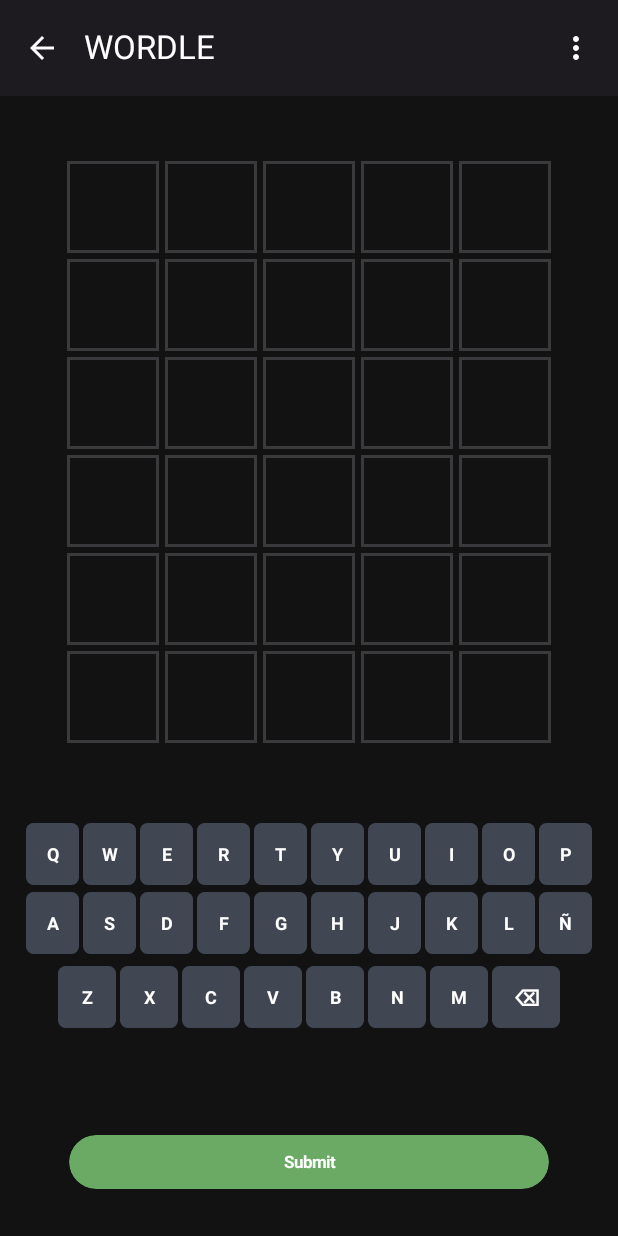
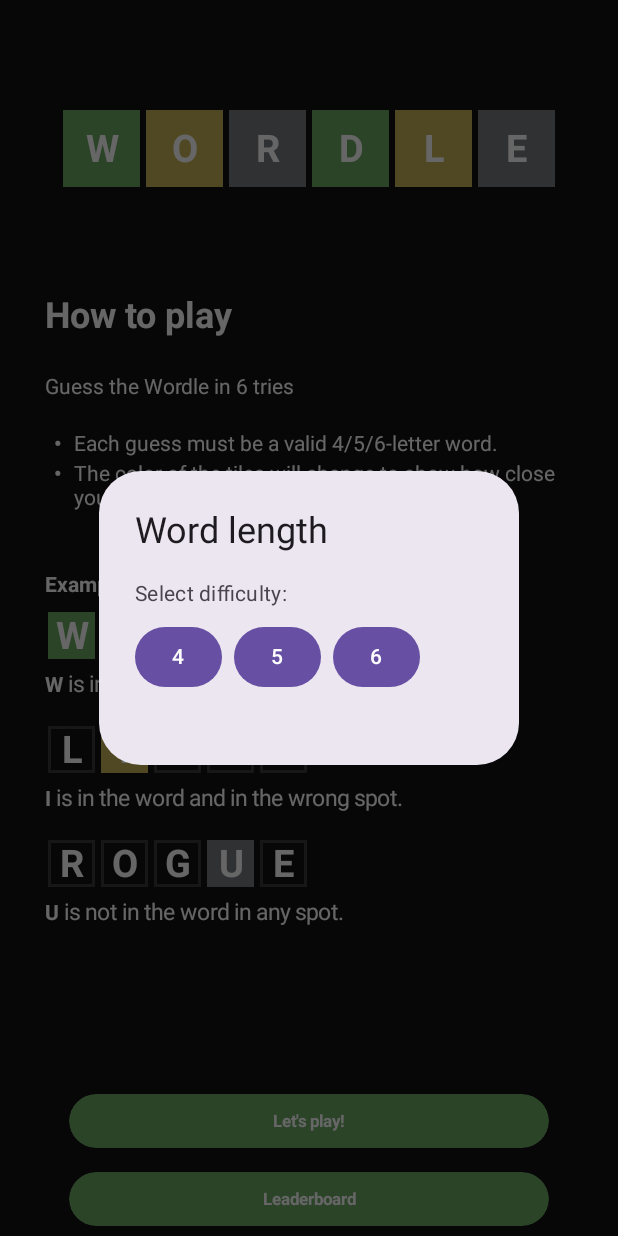
Before and after one commit to Ana3Lu/Wordle, an Android app built with Jetpack Compose: the screen it shows after launch (MainActivity), after a tap on "Let's play!", on a phone screen of 412 x 824 dp. Run offline under Robolectric (Android 15) with nearby library versions, the phone set to English and light mode, and no system bars; our stand-ins replace Room's generated code.

Commit message:
Agrega niveles de dificultad y arregla puntajes

```diff
--- a/app/src/main/java/com/unisabana/wordle/data/fakeDataSource.kt
+++ b/app/src/main/java/com/unisabana/wordle/data/fakeDataSource.kt
@@ -1,6 +1,22 @@
 package com.unisabana.wordle.data
 
-val words = listOf<String>(
+enum class WordLength(val size: Int, val words: List<String>) {
+    FOUR(
+        4, listOf(
+            "BLUE",
+            "DESK",
+            "FISH",
+            "FOUR",
+            "GOLD",
+            "LAMP",
+            "MILK",
+            "PINK",
+            "ROAD",
+            "TREE"
+        )
+    ),
+    FIVE(
+        5, listOf(
             "APPLE",
             "BEACH",
             "BRAIN",
@@ -12,7 +28,21 @@ val words = listOf<String>(
             "SMILE",
             "TABLE"
         )
+    ),
+    SIX(
+        6, listOf(
+            "ORANGE",
+            "JACKET",
+            "SILVER",
+            "WONDER",
+            "MARKET",
+            "FROZEN",
+            "BOTTLE",
+            "HAMMER",
+            "PENCIL",
+            "SUMMER"
+        )
+    );
 
-fun getRandomWord(): String {
-    return words.random()
+    fun getRandomWord(): String = words.random()
 }
--- a/app/src/main/java/com/unisabana/wordle/presentation/components/Cell.kt
+++ b/app/src/main/java/com/unisabana/wordle/presentation/components/Cell.kt
@@ -96,13 +96,13 @@ fun Grid(
     attempts: List<String>,
     currentWord: String,
     size: Int,
-    maxAttempts: Int = 6
+    maxAttempts: Int
 ) {
     Column {
         // Show previous attempts
         attempts.forEach { attempt ->
             RowCells(
-                str = attempt.padEnd(5, ' '),
+                str = attempt.padEnd(solution.length, ' '),
                 wordTarget = solution,
                 size = size
             )
@@ -111,7 +111,7 @@ fun Grid(
         // Show current attempt
         if (attempts.size < maxAttempts) {
             RowCells(
-                str = currentWord.padEnd(5, ' '),
+                str = currentWord.padEnd(solution.length, ' '),
                 size = size
             )
         }
@@ -119,7 +119,7 @@ fun Grid(
         // Fill empty spaces
         val remainingAttempts = maxAttempts - attempts.size - 1
         for (i in 0 until remainingAttempts) {
-            RowCells(" ".repeat(5), size = size)
+            RowCells(" ".repeat(solution.length), size = size)
         }
     }
 }
--- a/app/src/main/java/com/unisabana/wordle/presentation/navigation/AppNavigator.kt
+++ b/app/src/main/java/com/unisabana/wordle/presentation/navigation/AppNavigator.kt
@@ -3,11 +3,11 @@ package com.unisabana.wordle.presentation.navigation
 import androidx.compose.runtime.Composable
 import androidx.compose.runtime.remember
 import androidx.compose.ui.platform.LocalContext
-import androidx.lifecycle.viewmodel.compose.viewModel
 import androidx.navigation.compose.NavHost
 import androidx.navigation.compose.composable
 import androidx.navigation.compose.rememberNavController
 import com.unisabana.wordle.data.ScoreRepository
+import com.unisabana.wordle.data.WordLength
 import com.unisabana.wordle.data.WordleDatabase
 import com.unisabana.wordle.presentation.screens.game.GameScreen
 import com.unisabana.wordle.presentation.screens.HomeScreen
@@ -28,7 +28,10 @@ fun AppNavigator() {
     NavHost(navController = navController, startDestination = HomeDestination) {
         composable<HomeDestination> {
             HomeScreen(
-                onPlay = { navController.navigate(GameDestination) },
+                onPlay = { length: WordLength ->
+                    viewModel.setDifficulty(length)
+                    navController.navigate(GameDestination)
+                },
                 onLeaderboard = { navController.navigate(ScoreDestination) }
             )
         }
--- a/app/src/main/java/com/unisabana/wordle/presentation/screens/HomeScreen.kt
+++ b/app/src/main/java/com/unisabana/wordle/presentation/screens/HomeScreen.kt
@@ -9,11 +9,18 @@ import androidx.compose.foundation.layout.fillMaxSize
 import androidx.compose.foundation.layout.fillMaxWidth
 import androidx.compose.foundation.layout.height
 import androidx.compose.foundation.layout.padding
+import androidx.compose.foundation.layout.width
 import androidx.compose.foundation.lazy.LazyColumn
 import androidx.compose.foundation.lazy.items
+import androidx.compose.material3.AlertDialog
+import androidx.compose.material3.Button
 import androidx.compose.material3.Scaffold
 import androidx.compose.material3.Text
 import androidx.compose.runtime.Composable
+import androidx.compose.runtime.getValue
+import androidx.compose.runtime.mutableStateOf
+import androidx.compose.runtime.remember
+import androidx.compose.runtime.setValue
 import androidx.compose.ui.Alignment
 import androidx.compose.ui.Modifier
 import androidx.compose.ui.graphics.Color
@@ -25,17 +32,20 @@ import androidx.compose.ui.text.withStyle
 import androidx.compose.ui.tooling.preview.Preview
 import androidx.compose.ui.unit.dp
 import androidx.compose.ui.unit.sp
+import com.unisabana.wordle.data.WordLength
 import com.unisabana.wordle.presentation.components.AppButton
 import com.unisabana.wordle.presentation.components.CellType
 import com.unisabana.wordle.presentation.components.RowCells
 
 @Composable
-fun HomeScreen(onPlay: () -> Unit, onLeaderboard: () -> Unit) {
+fun HomeScreen(onPlay: (WordLength) -> Unit, onLeaderboard: () -> Unit) {
     val sizeExampleCell = 35
     val howToPlayRules = listOf(
-        "Each guess must be a valid 5-letter word.",
+        "Each guess must be a valid 4/5/6-letter word.",
         "The color of the tiles will change to show how close your guess was to the word.",
     )
+
+    var askWordLength by remember { mutableStateOf(false) }
 
     Scaffold { innerPadding ->
         Box(
@@ -207,16 +217,54 @@ fun HomeScreen(onPlay: () -> Unit, onLeaderboard: () -> Unit) {
                         )
                     }
                 }
+
                 Spacer(modifier = Modifier.height(90.dp))
+
                 Column (
                     modifier = Modifier
                         .fillMaxWidth()
                         .padding(5.dp),
                     horizontalAlignment = Alignment.CenterHorizontally
                 ) {
-                    AppButton("Let's play!", onPlay)
+                    AppButton("Let's play!") { askWordLength = true }
                     Spacer(modifier = Modifier.height(16.dp))
                     AppButton("Leaderboard", onLeaderboard)
+                }
+
+                if (askWordLength) {
+                    AlertDialog(
+                        onDismissRequest = { askWordLength = false},
+                        title = { Text("Word length") },
+                        text = {
+                            Column {
+                               Text("Select difficulty:")
+                               Spacer(Modifier.height(8.dp))
+                               Row {
+                                   Button(onClick = {
+                                       askWordLength = false
+                                       onPlay(WordLength.FOUR)
+                                   }) {
+                                       Text("4")
+                                   }
+                                   Spacer(Modifier.width(8.dp))
+                                   Button(onClick = {
+                                       askWordLength = false
+                                       onPlay(WordLength.FIVE)
+                                   }) {
+                                       Text("5")
+                                   }
+                                   Spacer(Modifier.width(8.dp))
+                                   Button(onClick = {
+                                       askWordLength = false
+                                       onPlay(WordLength.SIX)
+                                   }) {
+                                       Text("6")
+                                   }
+                               }
+                            }
+                        },
+                        confirmButton = {}
+                    )
                 }
             }
         }
--- a/app/src/main/java/com/unisabana/wordle/presentation/screens/game/GameScreen.kt
+++ b/app/src/main/java/com/unisabana/wordle/presentation/screens/game/GameScreen.kt
@@ -25,6 +25,7 @@ import androidx.compose.ui.text.font.FontWeight
 import androidx.compose.ui.tooling.preview.Preview
 import androidx.compose.ui.unit.dp
 import androidx.lifecycle.viewmodel.compose.viewModel
+import com.unisabana.wordle.data.WordLength
 import com.unisabana.wordle.presentation.components.AppButton
 import com.unisabana.wordle.presentation.components.Grid
 import com.unisabana.wordle.presentation.components.Keyboard
@@ -67,7 +68,8 @@ fun GameScreen(
                         solution = gameViewModel::solution.get(),
                         attempts = gameViewModel::attempts.get(),
                         currentWord = gameViewModel::currentWord.get(),
-                        size = 65
+                        size = if (gameViewModel::wordLength.get() == WordLength.SIX) 55 else 65,
+                        maxAttempts = gameViewModel::maxAttempts.get()
                     )
                 }
 
```
Also changed, not shown: app/src/main/java/com/unisabana/wordle/presentation/screens/game/GameViewModel.kt (+27 -10 lines). Lines whose indentation alone changed are shown as unchanged.
